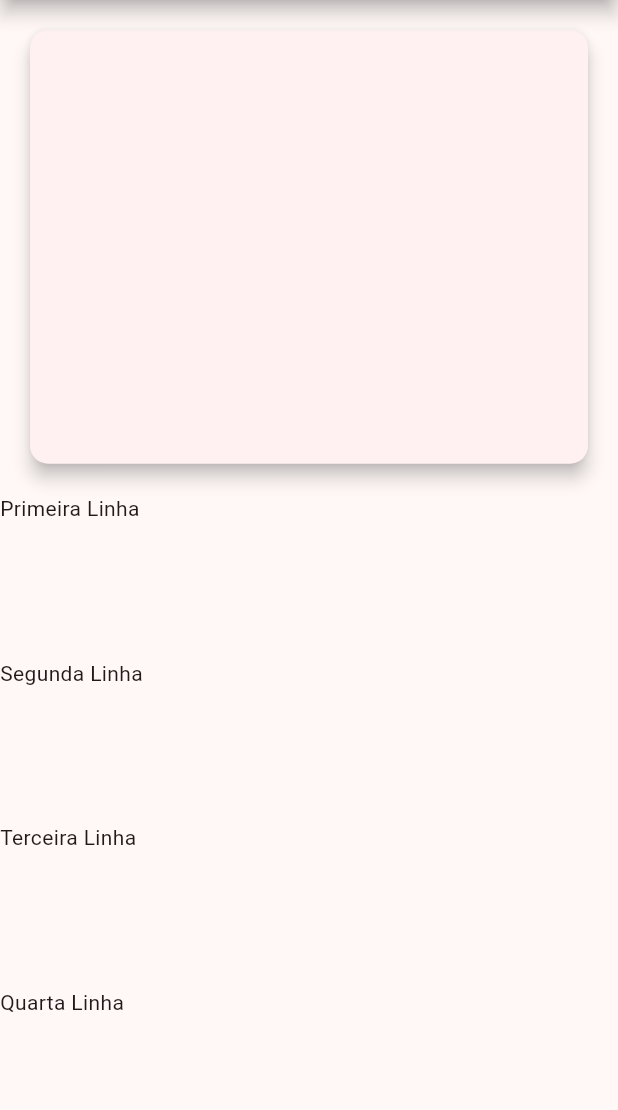
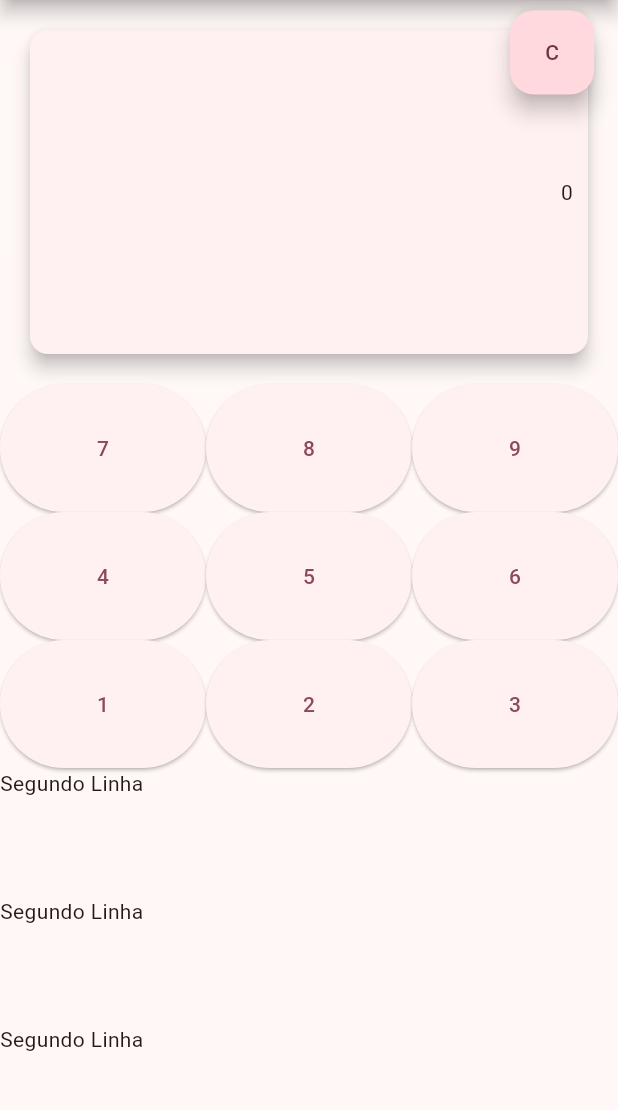
Before and after one commit to guirodriguezz/ProjetosFlutter, a Flutter app: the screen it shows after launch, on a phone screen of 412 x 824 dp, the part 84-1194 px from its top. Run offline on Flutter 3.47's test engine with Material 3 defaults, Android fonts, the phone set to English and light mode, and no system bars.

Commit message:
Adicionando ElevatedButton e floatingActionButton. Refatorando código.

```diff
--- /dev/null
+++ b/lib/material_app_theme/display.dart
@@ -0,0 +1,59 @@
+import 'package:flutter/material.dart';
+
+class Display extends StatefulWidget {
+  const Display({
+    super.key,
+    required this.display,
+  });
+
+  final String display;
+
+  @override
+  State<Display> createState() => _DisplayState();
+}
+
+class _DisplayState extends State<Display> {
+  int easterEgg = 0;
+
+  void showEasteEgg(int value, BuildContext context) {
+    easterEgg += value;
+
+    if (easterEgg >= 7) {
+      easterEgg = 0;
+      ScaffoldMessenger.of(context)
+          .showSnackBar(const SnackBar(content: Text('Flutter é vida')));
+    }
+  }
+
+  void onCardLongPress() {
+    debugPrint('Clique longo');
+  }
+
+  @override
+  Widget build(BuildContext context) {
+    return GestureDetector(
+      onTap: () {
+        debugPrint('Um clique');
+        showEasteEgg(1, context);
+      },
+      onDoubleTap: ()
+
+
+      {
+        debugPrint('Duplo clique');
+        showEasteEgg(2, context);
+      },
+      onLongPress: onCardLongPress,
+      child: Card(
+        elevation: 5,
+        margin: const EdgeInsets.all(20),
+        child: Align(
+            alignment: Alignment.centerRight,
+            child: Padding(
+              padding: const EdgeInsets.only(right: 10.0),
+              child: Text(widget.display),
+            )),
+      ),
+    );
+  }
+}
--- a/lib/material_app_theme/main.dart
+++ b/lib/material_app_theme/main.dart
@@ -1,3 +1,5 @@
+import 'package:calculadora_flutter/material_app_theme/display.dart';
+import 'package:calculadora_flutter/material_app_theme/number_button.dart';
 import 'package:calculadora_flutter/material_app_theme/theme.dart';
 import 'package:flutter/material.dart';
 
@@ -29,7 +31,22 @@ class SimpleCalculator extends StatefulWidget {
 }
 
 class _SimpleCalculatorState extends State<SimpleCalculator> {
-  String display = '';
+  String display = '0';
+  String firstNumber = '';
+
+  void insert(String char) {
+    firstNumber += char;
+    setState(() {
+      display = firstNumber;
+    });
+  }
+
+  void clear() {
+    firstNumber = '';
+    setState(() {
+      display = '0';
+    });
+  }
 
   @override
   Widget build(BuildContext context) {
@@ -45,25 +62,75 @@ class _SimpleCalculatorState extends State<SimpleCalculator> {
           style: TextStyle(color: Colors.white),
         ),
       ),
+      floatingActionButtonLocation: FloatingActionButtonLocation.endTop,
+      floatingActionButton: Padding(
+        padding: const EdgeInsets.only(top: 70),
+        child: FloatingActionButton(onPressed: clear, child: const Text('C')),
+      ),
       body: Column(
         crossAxisAlignment: CrossAxisAlignment.stretch,
         children: [
+          Expanded(flex: 3, child: Display(display: display)),
           Expanded(
-              flex: 3,
-              child: Card(
-                elevation: 5,
-                margin: const EdgeInsets.all(20),
-                child: Align(
-                    alignment: Alignment.centerRight,
-                    child: Padding(
-                      padding: const EdgeInsets.only(right: 10.0),
-                      child: Text(display),
-                    )),
-              )),
-          const Expanded(child: Text('Primeira Linha')),
-          const Expanded(child: Text('Segunda Linha')),
-          const Expanded(child: Text('Terceira Linha')),
-          const Expanded(child: Text('Quarta Linha'))
+            child: Row(
+              crossAxisAlignment: CrossAxisAlignment.stretch,
+              children: [
+                NumberButton(
+                  number: '7',
+                  onNumberPressed: insert,
+                ),
+                NumberButton(
+                  number: '8',
+                  onNumberPressed: insert,
+                ),
+                NumberButton(
+                  number: '9',
+                  onNumberPressed: insert,
+                ),
+              ],
+            ),
+          ),
+          Expanded(
+            child: Row(
+              crossAxisAlignment: CrossAxisAlignment.stretch,
+              children: [
+                NumberButton(
+                  number: '4',
+                  onNumberPressed: insert,
+                ),
+                NumberButton(
+                  number: '5',
+                  onNumberPressed: insert,
+                ),
+                NumberButton(
+                  number: '6',
+                  onNumberPressed: insert,
+                ),
+              ],
+            ),
+          ),
+          Expanded(
+            child: Row(
+              crossAxisAlignment: CrossAxisAlignment.stretch,
+              children: [
+                NumberButton(
+                  number: '1',
+                  onNumberPressed: insert,
+                ),
+                NumberButton(
+                  number: '2',
+                  onNumberPressed: insert,
+                ),
+                NumberButton(
+                  number: '3',
+                  onNumberPressed: insert,
+                ),
+              ],
+            ),
+          ),
+          const Expanded(child: Text('Segundo Linha')),
+          const Expanded(child: Text('Segundo Linha')),
+          const Expanded(child: Text('Segundo Linha')),
         ],
       ),
     );
--- /dev/null
+++ b/lib/material_app_theme/number_button.dart
@@ -0,0 +1,24 @@
+import 'package:flutter/material.dart';
+
+typedef NumberPressedCallBack = void Function(String);
+
+class NumberButton extends StatelessWidget {
+  const NumberButton({
+    super.key,
+    required this.number,
+    required this.onNumberPressed
+  });
+
+  final String number;
+  final NumberPressedCallBack onNumberPressed;
+
+  @override
+  Widget build(BuildContext context) {
+    return Expanded(
+      child: ElevatedButton(
+        onPressed: () => onNumberPressed(number),
+        child: Text(number),
+      ),
+    );
+  }
+}
```
